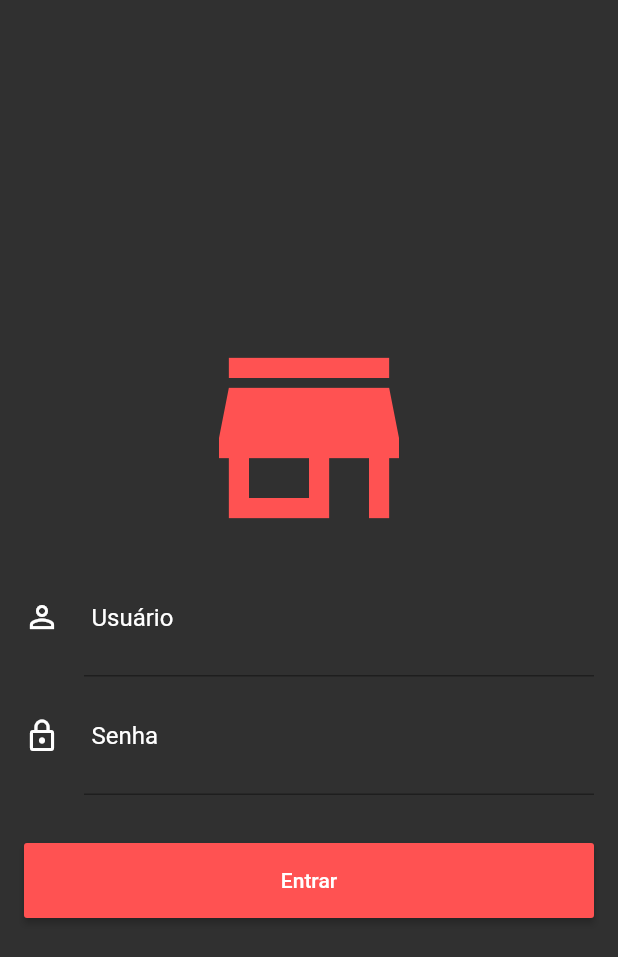
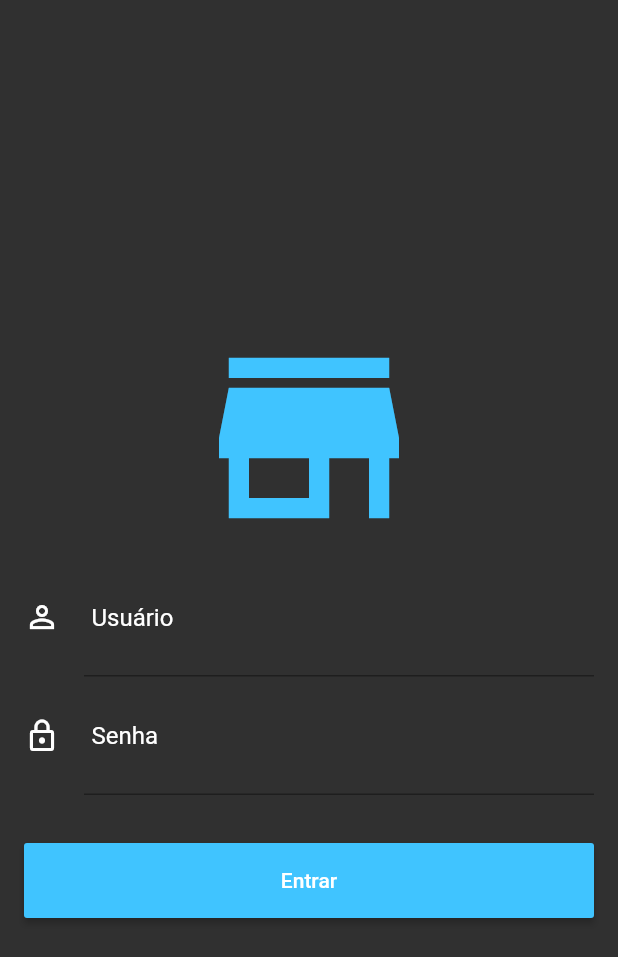
Before and after one commit to dieinimymaganha/loja_virutal_gerenciamento, a Flutter app: the screen it shows after launch, on a phone screen of 412 x 824 dp. Shown: the top 957 px of the screen. Run offline on Flutter 3.47's test engine with Material 2 defaults, Android fonts, the phone set to English and light mode, and no system bars.

Commit message:
Ajustando cor primária

```diff
--- a/gerente_loja/lib/main.dart
+++ b/gerente_loja/lib/main.dart
@@ -12,7 +12,7 @@ class MyApp extends StatelessWidget {
       title: 'Gerente Loja',
       debugShowCheckedModeBanner: false,
       theme: ThemeData(
-        primaryColor: Colors.redAccent
+        primaryColor: Colors.lightBlueAccent
       ),
       home: LoginScreen(),
     );
--- a/gerente_loja/lib/screens/login_screen.dart
+++ b/gerente_loja/lib/screens/login_screen.dart
@@ -24,7 +24,7 @@ class _LoginScreenState extends State<LoginScreen> {
                 children: <Widget>[
                   Icon(
                     Icons.store_mall_directory,
-                    color: Colors.redAccent,
+                    color: Theme.of(context).primaryColor,
                     size: 160.0,
                   ),
                   InputField(
@@ -46,7 +46,7 @@ class _LoginScreenState extends State<LoginScreen> {
                       onPressed: () {},
                       child: Text('Entrar'),
                       textColor: Colors.white,
-                      color: Colors.redAccent,
+                      color: Theme.of(context).primaryColor,
                     ),
                   ),
                 ],
--- a/gerente_loja/lib/widgets/input_field.dart
+++ b/gerente_loja/lib/widgets/input_field.dart
@@ -18,7 +18,7 @@ class InputField extends StatelessWidget {
           hintText: hint,
           hintStyle: TextStyle(color: Colors.white),
           focusedBorder: UnderlineInputBorder(
-              borderSide: BorderSide(color: Colors.redAccent)),
+              borderSide: BorderSide(color: Theme.of(context).primaryColor)),
           contentPadding: EdgeInsets.only(
             left: 5,
             right: 30,
```
